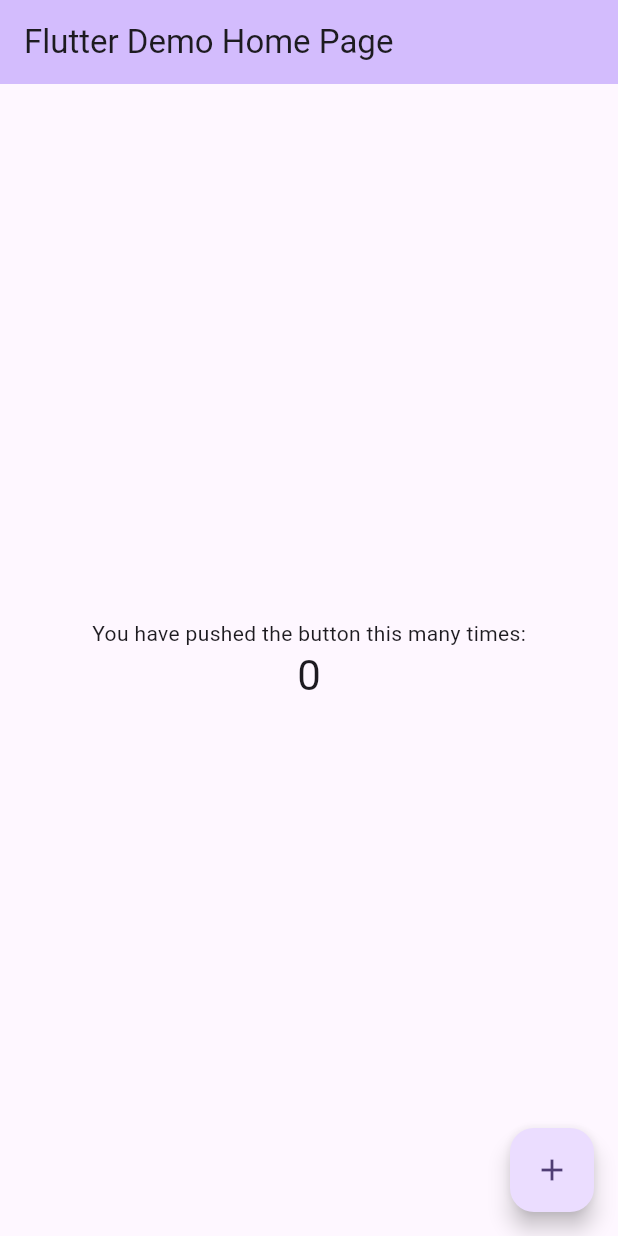
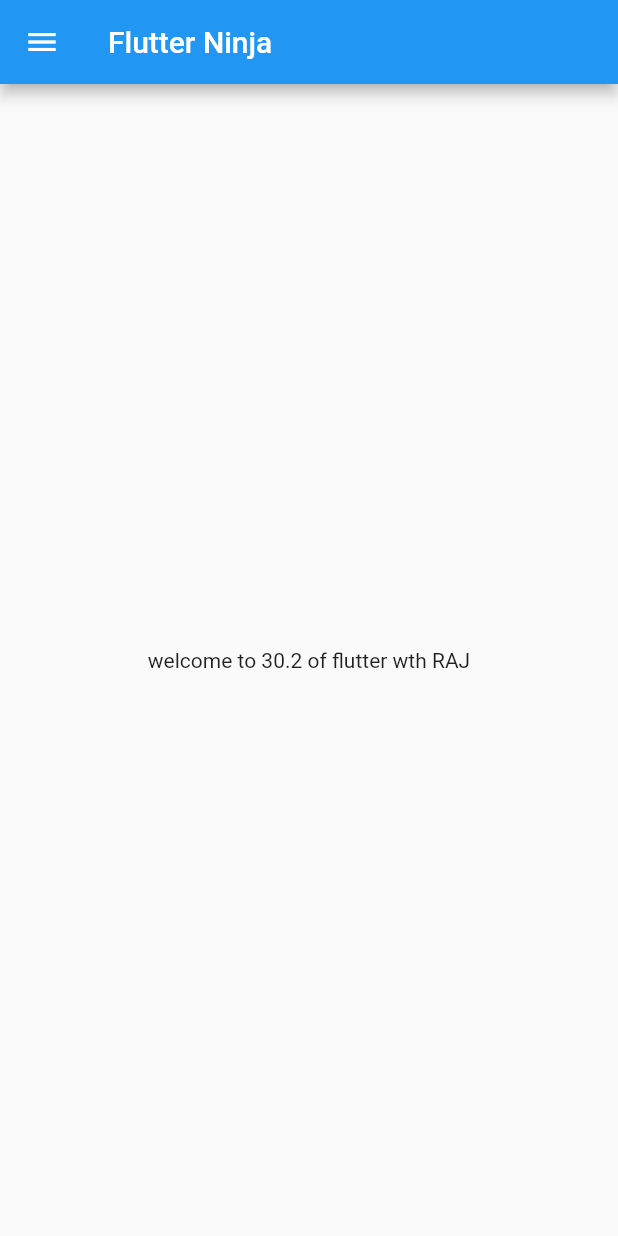
Before and after one commit to RajMaharjan8/FlutterTraining, a Flutter app: the screen it shows after launch, on a phone screen of 412 x 824 dp. Run offline on Flutter 3.47's test engine with Material 2 defaults, Android fonts, the phone set to English and light mode, and no system bars.

Commit message:
Day2 completed

```diff
--- /dev/null
+++ b/lib/home_page.dart
@@ -0,0 +1,21 @@
+import 'package:flutter/material.dart';
+
+class HomePage extends StatelessWidget {
+  const HomePage({super.key});
+
+  @override
+  Widget build(BuildContext context) {
+    final double days = 30.2;
+    final String name = 'RAJ';
+    return Scaffold(
+      appBar: AppBar(
+        title: Text('Flutter Ninja'),
+      ),
+      body: Center(
+          child: Container(
+        child: Text('welcome to $days of flutter wth $name'),
+      )),
+      drawer: Drawer(),
+    );
+  }
+}
--- a/lib/main.dart
+++ b/lib/main.dart
@@ -1,3 +1,4 @@
+import 'package:broapptwo/home_page.dart';
 import 'package:flutter/material.dart';
 
 void main() {
@@ -7,119 +8,13 @@ void main() {
 class MyApp extends StatelessWidget {
   const MyApp({super.key});
 
-  // This widget is the root of your application.
   @override
   Widget build(BuildContext context) {
+
+
+
     return MaterialApp(
-      title: 'Flutter Demo',
-      theme: ThemeData(
-        // This is the theme of your application.
-        //
-        // TRY THIS: Try running your application with "flutter run". You'll see
-        // the application has a blue toolbar. Then, without quitting the app,
-        // try changing the seedColor in the colorScheme below to Colors.green
-        // and then invoke "hot reload" (save your changes or press the "hot
-        // reload" button in a Flutter-supported IDE, or press "r" if you used
-        // the command line to start the app).
-        //
-        // Notice that the counter didn't reset back to zero; the application
-        // state is not lost during the reload. To reset the state, use hot
-        // restart instead.
-        //
-        // This works for code too, not just values: Most code changes can be
-        // tested with just a hot reload.
-        colorScheme: ColorScheme.fromSeed(seedColor: Colors.deepPurple),
-        useMaterial3: true,
-      ),
-      home: const MyHomePage(title: 'Flutter Demo Home Page'),
+      home: HomePage()
     );
   }
 }
-
-class MyHomePage extends StatefulWidget {
-  const MyHomePage({super.key, required this.title});
-
-  // This widget is the home page of your application. It is stateful, meaning
-  // that it has a State object (defined below) that contains fields that affect
-  // how it looks.
-
-  // This class is the configuration for the state. It holds the values (in this
-  // case the title) provided by the parent (in this case the App widget) and
-  // used by the build method of the State. Fields in a Widget subclass are
-  // always marked "final".
-
-  final String title;
-
-  @override
-  State<MyHomePage> createState() => _MyHomePageState();
-}
-
-class _MyHomePageState extends State<MyHomePage> {
-  int _counter = 0;
-
-  void _incrementCounter() {
-    setState(() {
-      // This call to setState tells the Flutter framework that something has
-      // changed in this State, which causes it to rerun the build method below
-      // so that the display can reflect the updated values. If we changed
-      // _counter without calling setState(), then the build method would not be
-      // called again, and so nothing would appear to happen.
-      _counter++;
-    });
-  }
-
-  @override
-  Widget build(BuildContext context) {
-    // This method is rerun every time setState is called, for instance as done
-    // by the _incrementCounter method above.
-    //
-    // The Flutter framework has been optimized to make rerunning build methods
-    // fast, so that you can just rebuild anything that needs updating rather
-    // than having to individually change instances of widgets.
-    return Scaffold(
-      appBar: AppBar(
-        // TRY THIS: Try changing the color here to a specific color (to
-        // Colors.amber, perhaps?) and trigger a hot reload to see the AppBar
-        // change color while the other colors stay the same.
-        backgroundColor: Theme.of(context).colorScheme.inversePrimary,
-        // Here we take the value from the MyHomePage object that was created by
-        // the App.build method, and use it to set our appbar title.
-        title: Text(widget.title),
-      ),
-      body: Center(
-        // Center is a layout widget. It takes a single child and positions it
-        // in the middle of the parent.
-        child: Column(
-          // Column is also a layout widget. It takes a list of children and
-          // arranges them vertically. By default, it sizes itself to fit its
-          // children horizontally, and tries to be as tall as its parent.
-          //
-          // Column has various properties to control how it sizes itself and
-          // how it positions its children. Here we use mainAxisAlignment to
-          // center the children vertically; the main axis here is the vertical
-          // axis because Columns are vertical (the cross axis would be
-          // horizontal).
-          //
-          // TRY THIS: Invoke "debug painting" (choose the "Toggle Debug Paint"
-          // action in the IDE, or press "p" in the console), to see the
-          // wireframe for each widget.
-          mainAxisAlignment: MainAxisAlignment.center,
-          children: <Widget>[
-            const Text(
-              'You have pushed the button this many times:',
-            ),
-            Text(
-              '$_counter',
-              style: Theme.of(context).textTheme.headlineMedium,
-            ),
-          ],
-        ),
-      ),
-      floatingActionButton: FloatingActionButton(
-        onPressed: _incrementCounter,
-        tooltip: 'Increment',
-        child: const Icon(Icons.add),
-      ), // This trailing comma makes auto-formatting nicer for build methods.
-    );
-  }
-}
```
